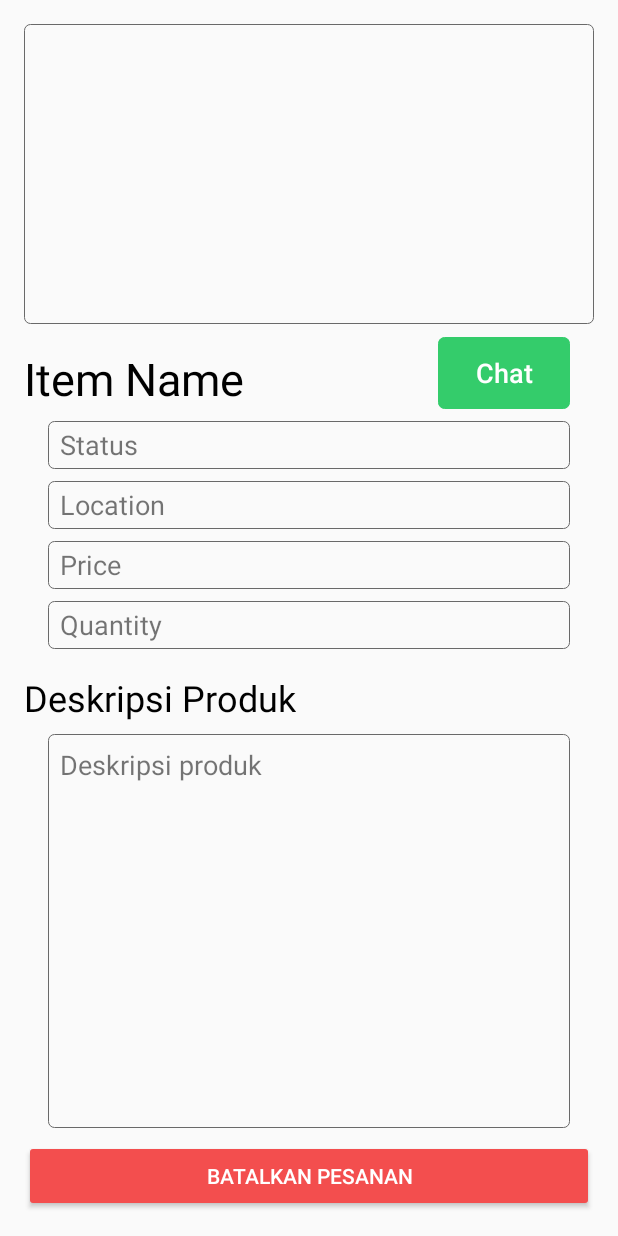
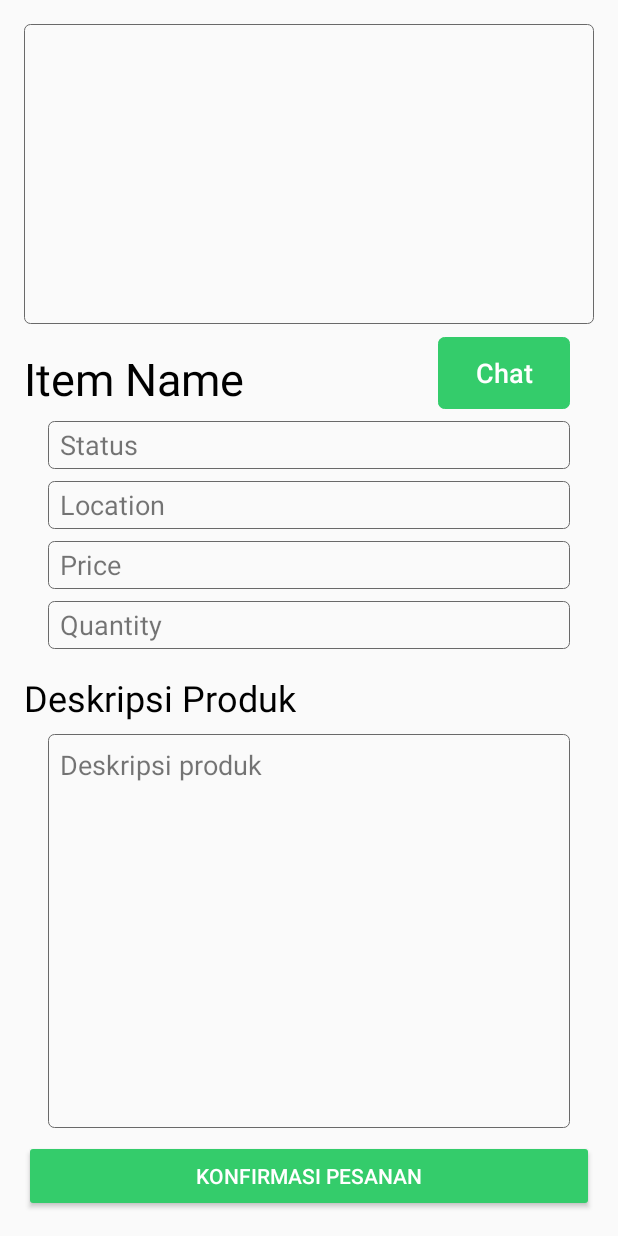
Before and after one commit to kalebwijaya/NitipAja, an Android app: the TabRequestDetailsActivity screen opened directly, with no data from a screen before it, on a phone screen of 412 x 824 dp. Run offline under Robolectric (Android 15) with nearby library versions, the phone set to English and light mode, and no system bars; our stand-ins replace Firebase (no records; nobody signed in at launch, a user with empty details on screens opened directly); 2 statements that could not run were skipped.

Commit message:
Minor Changes On Product Details

```diff
--- a/app/src/main/java/com/example/nitipaja/ui/transaction/request/TabRequestDetailsActivity.java
+++ b/app/src/main/java/com/example/nitipaja/ui/transaction/request/TabRequestDetailsActivity.java
@@ -3,6 +3,7 @@ package com.example.nitipaja.ui.transaction.request;
 import androidx.annotation.NonNull;
 import androidx.appcompat.app.AlertDialog;
 import androidx.appcompat.app.AppCompatActivity;
+import androidx.core.content.ContextCompat;
 
 import android.content.DialogInterface;
 import android.content.Intent;
@@ -54,7 +55,7 @@ public class TabRequestDetailsActivity extends AppCompatActivity {
 
         databaseReference = FirebaseDatabase.getInstance().getReference("transaction");
         userReference = FirebaseDatabase.getInstance().getReference("user");
-        Intent intent = getIntent();
+        final Intent intent = getIntent();
         itemID = intent.getStringExtra("itemID");
 
         databaseReference.addValueEventListener(new ValueEventListener() {
@@ -87,14 +88,22 @@ public class TabRequestDetailsActivity extends AppCompatActivity {
         }else{
             btnWA.setVisibility(View.VISIBLE);
             btnCancel.setActivated(false);
+            btnCancel.setText("Konfirmasi Pesanan");
+            btnCancel.setBackgroundTintList(ContextCompat.getColorStateList(TabRequestDetailsActivity.this, R.color.green));
         }
 
         btnCancel.setOnClickListener(new View.OnClickListener() {
             @Override
             public void onClick(View v) {
                 AlertDialog.Builder changeStatusDialog = new AlertDialog.Builder(v.getContext());
-                changeStatusDialog.setTitle("Batalkan Pesanan");
-                changeStatusDialog.setMessage("Batalkan pesanan " + currentRequest.getItemName());
+                if(intent.getStringExtra("itemStatus").equals("Menunggu")){
+                    changeStatusDialog.setTitle("Batalkan Pesanan");
+                    changeStatusDialog.setMessage("Batalkan pesanan " + currentRequest.getItemName());
+                }else{
+                    changeStatusDialog.setTitle("Konfirmasi Pesanan");
+                    changeStatusDialog.setMessage("Konfirmasi penerimaan pesanan " + currentRequest.getItemName());
+                }
+
                 changeStatusDialog.setPositiveButton("Ya", new DialogInterface.OnClickListener() {
                     @Override
                     public void onClick(DialogInterface dialog, int which) {
```
